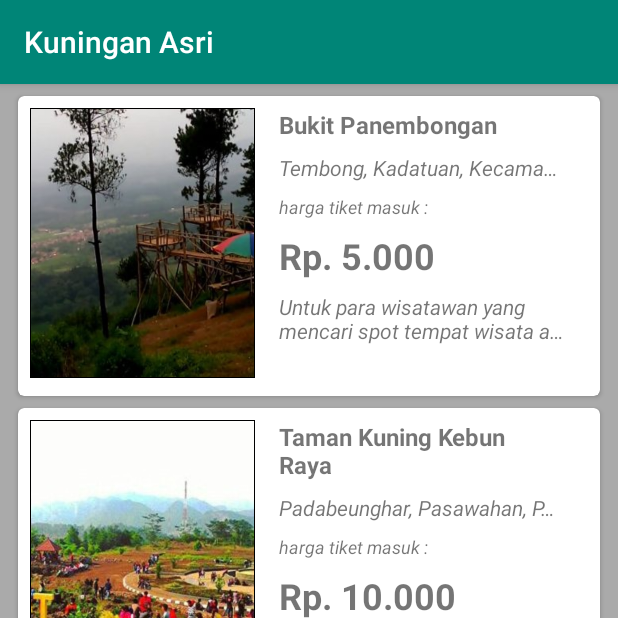
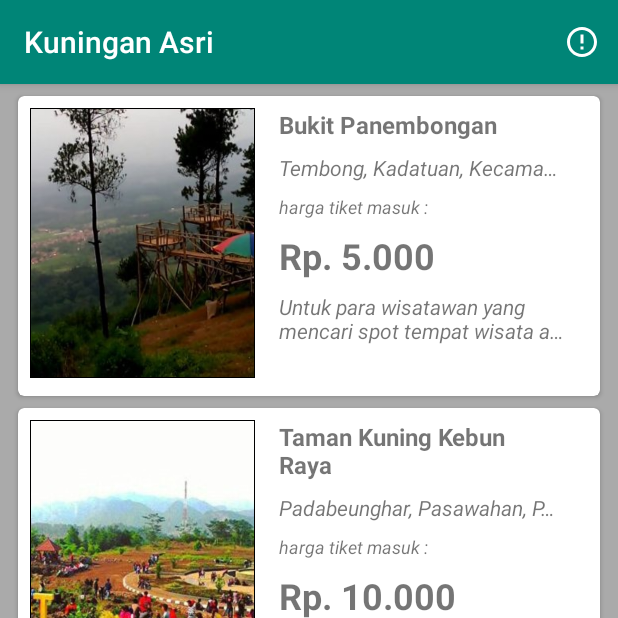
Before and after one commit to lapan13/KuninganAsri, an Android app: the screen it shows after launch (MainActivity), on a phone screen of 412 x 824 dp, the top half of it. Run offline under Robolectric (Android 15) with nearby library versions, the phone set to English and light mode, and no system bars.

Commit message:
add about act

```diff
--- a/app/build.gradle
+++ b/app/build.gradle
@@ -28,6 +28,6 @@ dependencies {
     androidTestImplementation 'androidx.test.espresso:espresso-core:3.2.0'
 
     implementation 'androidx.recyclerview:recyclerview:1.0.0'
-
     implementation 'androidx.cardview:cardview:1.0.0'
+    implementation 'de.hdodenhof:circleimageview:3.0.0'
 }
--- a/app/src/main/AndroidManifest.xml
+++ b/app/src/main/AndroidManifest.xml
@@ -9,7 +9,8 @@
         android:roundIcon="@mipmap/ic_launcher_round"
         android:supportsRtl="true"
         android:theme="@style/AppTheme">
-        <activity android:name=".Main2Activity"></activity>
+        <activity android:name=".About"></activity>
+        <activity android:name=".Main2Activity" />
         <activity android:name=".MainActivity">
             <intent-filter>
                 <action android:name="android.intent.action.MAIN" />
--- a/app/src/main/java/com/ariirwandi13/kuninganasri/MainActivity.java
+++ b/app/src/main/java/com/ariirwandi13/kuninganasri/MainActivity.java
@@ -2,8 +2,14 @@ package com.ariirwandi13.kuninganasri;
 
 import android.content.Intent;
 import android.os.Bundle;
+import android.view.Menu;
+import android.view.MenuInflater;
+import android.view.MenuItem;
+import android.widget.Toast;
 
+import androidx.annotation.NonNull;
 import androidx.appcompat.app.AppCompatActivity;
+import androidx.appcompat.widget.Toolbar;
 import androidx.recyclerview.widget.LinearLayoutManager;
 import androidx.recyclerview.widget.RecyclerView;
 
@@ -21,8 +27,28 @@ public class MainActivity extends AppCompatActivity {
         super.onCreate(savedInstanceState);
         setContentView(R.layout.activity_main);
 
+        Toolbar toolbar = findViewById(R.id.toolbar);
+        setSupportActionBar(toolbar);
+
         createWisataList();
         buildRecyclerView();
+    }
+
+    @Override
+    public boolean onCreateOptionsMenu(Menu menu) {
+        MenuInflater inflater = getMenuInflater();
+        inflater.inflate(R.menu.about, menu);
+        return true;
+    }
+
+    @Override
+    public boolean onOptionsItemSelected(@NonNull MenuItem item) {
+        Toast.makeText(this, "Tentang Aplikasi dipilih", Toast.LENGTH_SHORT).show();
+
+        Intent intent = new Intent(this, About.class);
+        startActivity(intent);
+
+        return super.onOptionsItemSelected(item);
     }
 
     public void createWisataList() {
--- /dev/null
+++ b/app/src/main/res/drawable/ic_error_outline.xml
@@ -0,0 +1,10 @@
+<vector xmlns:android="http://schemas.android.com/apk/res/android"
+    android:width="24dp"
+    android:height="24dp"
+    android:tint="#FFFFFF"
+    android:viewportWidth="24.0"
+    android:viewportHeight="24.0">
+    <path
+        android:fillColor="#FF000000"
+        android:pathData="M11,15h2v2h-2zM11,7h2v6h-2zM11.99,2C6.47,2 2,6.48 2,12s4.47,10 9.99,10C17.52,22 22,17.52 22,12S17.52,2 11.99,2zM12,20c-4.42,0 -8,-3.58 -8,-8s3.58,-8 8,-8 8,3.58 8,8 -3.58,8 -8,8z" />
+</vector>
--- a/app/src/main/res/layout/activity_main.xml
+++ b/app/src/main/res/layout/activity_main.xml
@@ -5,10 +5,15 @@
     android:layout_height="match_parent"
     tools:context=".MainActivity">
 
+    <include
+        android:id="@+id/toolbar"
+        layout="@layout/toolbar" />
+
     <androidx.recyclerview.widget.RecyclerView
         android:id="@+id/recyclerView"
         android:layout_width="match_parent"
         android:layout_height="match_parent"
+        android:layout_below="@id/toolbar"
         android:background="@android:color/darker_gray"
         android:padding="4dp"
         android:scrollbars="vertical" />
--- a/app/src/main/res/layout/activity_main2.xml
+++ b/app/src/main/res/layout/activity_main2.xml
@@ -10,7 +10,12 @@
         android:layout_height="wrap_content"
         android:orientation="vertical">
 
+        <include
+            android:id="@+id/toolbar2"
+            layout="@layout/toolbar" />
+
         <FrameLayout
+
             android:layout_width="match_parent"
             android:layout_height="wrap_content">
 
--- /dev/null
+++ b/app/src/main/res/layout/toolbar.xml
@@ -0,0 +1,9 @@
+<?xml version="1.0" encoding="utf-8"?>
+<androidx.appcompat.widget.Toolbar xmlns:android="http://schemas.android.com/apk/res/android"
+    android:layout_width="match_parent"
+    android:layout_height="wrap_content"
+    android:background="@color/colorPrimary"
+    android:elevation="4dp"
+    android:theme="@style/ThemeOverlay.AppCompat.Dark.ActionBar">
+
+</androidx.appcompat.widget.Toolbar>
--- /dev/null
+++ b/app/src/main/res/menu/about.xml
@@ -0,0 +1,10 @@
+<?xml version="1.0" encoding="utf-8"?>
+<menu xmlns:android="http://schemas.android.com/apk/res/android"
+    xmlns:app="http://schemas.android.com/apk/res-auto">
+    <item
+        android:id="@+id/about"
+        android:icon="@drawable/ic_error_outline"
+        android:title="About"
+        app:showAsAction="ifRoom" />
+
+</menu>
--- a/app/src/main/res/values/strings.xml
+++ b/app/src/main/res/values/strings.xml
@@ -1,4 +1,6 @@
 <resources>
     <string name="app_name">Kuningan Asri</string>
     <string name="htm">harga tiket masuk :</string>
+    <string name="tentang">Aplikasi ini dibuat untuk memenuhi submission MADE Dicoding</string>
+    <string name="versi">Version 1.0.0</string>
 </resources>
--- a/app/src/main/res/values/styles.xml
+++ b/app/src/main/res/values/styles.xml
@@ -1,7 +1,7 @@
 <resources>
 
     <!-- Base application theme. -->
-    <style name="AppTheme" parent="Theme.AppCompat.Light.DarkActionBar">
+    <style name="AppTheme" parent="Theme.AppCompat.Light.NoActionBar">
         <!-- Customize your theme here. -->
         <item name="colorPrimary">@color/colorPrimary</item>
         <item name="colorPrimaryDark">@color/colorPrimaryDark</item>
```
Also changed, not shown: app/src/main/java/com/ariirwandi13/kuninganasri/About.java (added, +14 -0 lines), app/src/main/res/drawable/ic_error.xml (added, +10 -0 lines), app/src/main/res/layout/activity_about.xml (added, +78 -0 lines), app/src/main/res/drawable/ari.jpg (added).
